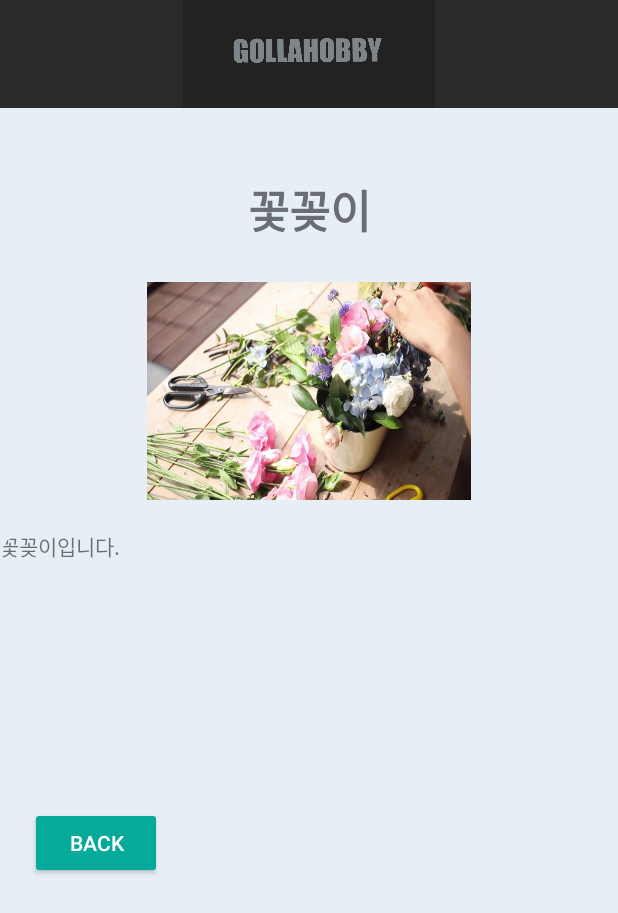
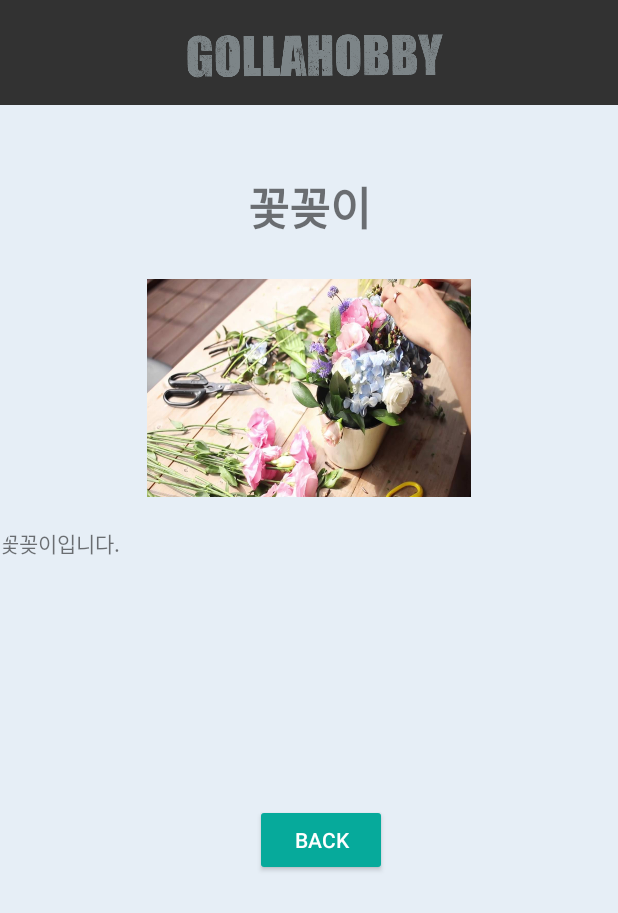
Before and after one commit to auddus16/GollaHobby, an Android app: the SmallHobbyAcitivty screen opened directly, with no data from a screen before it, on a phone screen of 412 x 824 dp. Shown: the top 913 px of the screen. Run offline under Robolectric (Android 15) with nearby library versions, the phone set to English and light mode, and no system bars.

Commit message:
버튼위치변경

```diff
--- a/GollaHobby/app/src/main/java/com/example/myapplication/SmallHobbyAcitivty.java
+++ b/GollaHobby/app/src/main/java/com/example/myapplication/SmallHobbyAcitivty.java
@@ -11,7 +11,6 @@ import androidx.appcompat.app.AppCompatActivity;
 
 public class SmallHobbyAcitivty extends AppCompatActivity {
 
-    ImageView logoHome; //홈으로 이동하는 로고
     TextView tvTitle; //취미이름타이틀
     ImageView ivHobby; //해당취미사진
     TextView tvHobby; //해당취미설명
@@ -22,11 +21,10 @@ public class SmallHobbyAcitivty extends AppCompatActivity {
         super.onCreate(savedInstanceState);
         setContentView(R.layout.activity_smallhobby);
 
-        logoHome=findViewById(R.id.imageView2);
-        tvTitle=findViewById(R.id.tvSb);
-        ivHobby=findViewById(R.id.imageView3);
-        tvHobby=findViewById(R.id.textView5);
-        btnBack=findViewById(R.id.button2);
+        tvTitle=findViewById(R.id.tvTitle);
+        ivHobby=findViewById(R.id.ivHobby);
+        tvHobby=findViewById(R.id.tvHobby);
+        btnBack=findViewById(R.id.btnBack);
 
         GradientDrawable drawable=(GradientDrawable)getApplicationContext().getDrawable(R.drawable.round_background);
         tvHobby.setBackground(drawable);
--- a/GollaHobby/app/src/main/res/layout/activity_smallhobby.xml
+++ b/GollaHobby/app/src/main/res/layout/activity_smallhobby.xml
@@ -8,15 +8,14 @@
     android:orientation="vertical"
     tools:context=".SmallHobbyAcitivty">
 
-    <ImageView
-        android:id="@+id/imageView2"
+    <include
+        layout="@layout/toolbar"
         android:layout_width="match_parent"
-        android:layout_height="72dp"
-        android:background="#D1000000"
-        app:srcCompat="@drawable/home3" />
+        android:layout_height="wrap_content"
+        android:background="#3397BC24" />
 
     <TextView
-        android:id="@+id/tvSb"
+        android:id="@+id/tvTitle"
         android:layout_width="match_parent"
         android:layout_height="wrap_content"
         android:layout_marginTop="45dp"
@@ -28,14 +27,14 @@
         android:textStyle="bold" />
 
     <ImageView
-        android:id="@+id/imageView3"
+        android:id="@+id/ivHobby"
         android:layout_width="wrap_content"
         android:layout_height="145dp"
         android:layout_marginTop="25dp"
         app:srcCompat="@drawable/flowerarrangement" />
 
     <TextView
-        android:id="@+id/textView5"
+        android:id="@+id/tvHobby"
         android:layout_width="match_parent"
         android:layout_height="159dp"
         android:layout_marginTop="20dp"
@@ -43,13 +42,12 @@
         android:textStyle="normal" />
 
     <Button
-        android:id="@+id/button2"
+        android:id="@+id/btnBack"
         style="@style/Widget.AppCompat.Button.Colored"
         android:layout_width="wrap_content"
         android:layout_height="wrap_content"
-        android:layout_marginLeft="20dp"
+        android:layout_marginLeft="170dp"
         android:layout_marginTop="25dp"
-        android:layout_marginRight="300dp"
         android:backgroundTint="#06AA9B"
         android:text="Back" />
 
--- a/GollaHobby/app/src/main/res/layout/num7_1.xml
+++ b/GollaHobby/app/src/main/res/layout/num7_1.xml
@@ -19,7 +19,7 @@
         android:orientation="horizontal">
 
         <ImageView
-            android:id="@+id/imageView3"
+            android:id="@+id/ivHobby"
             android:layout_width="219dp"
             android:layout_height="112dp"
             android:layout_weight="1"
@@ -32,14 +32,14 @@
             android:orientation="vertical">
 
             <TextView
-                android:id="@+id/tvSb"
+                android:id="@+id/tvTitle"
                 android:layout_width="match_parent"
                 android:layout_height="wrap_content"
                 android:text="꽃꽂이"
                 android:textSize="24sp" />
 
             <TextView
-                android:id="@+id/textView5"
+                android:id="@+id/tvHobby"
                 android:layout_width="match_parent"
                 android:layout_height="83dp"
                 android:text="TextView"
--- a/GollaHobby/app/src/main/res/layout/num7_2.xml
+++ b/GollaHobby/app/src/main/res/layout/num7_2.xml
@@ -19,7 +19,7 @@
         android:orientation="horizontal">
 
         <ImageView
-            android:id="@+id/imageView3"
+            android:id="@+id/ivHobby"
             android:layout_width="219dp"
             android:layout_height="112dp"
             android:layout_weight="1"
@@ -32,14 +32,14 @@
             android:orientation="vertical">
 
             <TextView
-                android:id="@+id/tvSb"
+                android:id="@+id/tvTitle"
                 android:layout_width="match_parent"
                 android:layout_height="wrap_content"
                 android:text="십자수"
                 android:textSize="24sp" />
 
             <TextView
-                android:id="@+id/textView5"
+                android:id="@+id/tvHobby"
                 android:layout_width="match_parent"
                 android:layout_height="83dp"
                 android:text="TextView"
--- a/GollaHobby/app/src/main/res/layout/num7_3.xml
+++ b/GollaHobby/app/src/main/res/layout/num7_3.xml
@@ -19,7 +19,7 @@
         android:orientation="horizontal">
 
         <ImageView
-            android:id="@+id/imageView3"
+            android:id="@+id/ivHobby"
             android:layout_width="219dp"
             android:layout_height="112dp"
             android:layout_weight="1"
@@ -32,14 +32,14 @@
             android:orientation="vertical">
 
             <TextView
-                android:id="@+id/tvSb"
+                android:id="@+id/tvTitle"
                 android:layout_width="match_parent"
                 android:layout_height="wrap_content"
                 android:text="꽃꽂이"
                 android:textSize="24sp" />
 
             <TextView
-                android:id="@+id/textView5"
+                android:id="@+id/tvHobby"
                 android:layout_width="match_parent"
                 android:layout_height="83dp"
                 android:text="TextView"
--- a/GollaHobby/app/src/main/res/layout/num7_5.xml
+++ b/GollaHobby/app/src/main/res/layout/num7_5.xml
@@ -19,7 +19,7 @@
         android:orientation="horizontal">
 
         <ImageView
-            android:id="@+id/imageView3"
+            android:id="@+id/ivHobby"
             android:layout_width="219dp"
             android:layout_height="112dp"
             android:layout_weight="1"
@@ -32,14 +32,14 @@
             android:orientation="vertical">
 
             <TextView
-                android:id="@+id/tvSb"
+                android:id="@+id/tvTitle"
                 android:layout_width="match_parent"
                 android:layout_height="wrap_content"
                 android:text="꽃꽂이"
                 android:textSize="24sp" />
 
             <TextView
-                android:id="@+id/textView5"
+                android:id="@+id/tvHobby"
                 android:layout_width="match_parent"
                 android:layout_height="83dp"
                 android:text="TextView"
```
Also changed, not shown: GollaHobby/app/src/main/java/com/example/myapplication/QuestionActivity.java (+5 -5 lines), GollaHobby/app/src/main/res/layout/activity_question.xml (+6 -6 lines).
